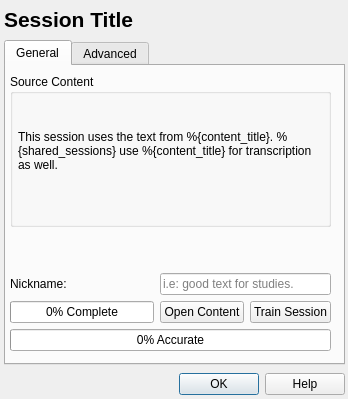
First picture: the form in res/ui/session-information-dialog.ui, repository smartboyhw/speechcontrol, before the edit.
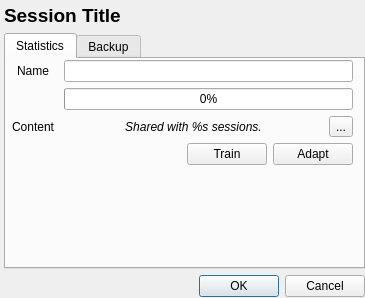
Second picture: the form after the edit. The open tabs and pages were chosen to show the change. Icons and pictures are not drawn.

Commit message: Redesigned the Session information dialog.

Diff of the .ui file:
```diff
--- a/res/ui/session-information-dialog.ui
+++ b/res/ui/session-information-dialog.ui
@@ -6,8 +6,8 @@
    <rect>
     <x>0</x>
     <y>0</y>
-    <width>348</width>
-    <height>399</height>
+    <width>365</width>
+    <height>298</height>
    </rect>
   </property>
   <property name="windowTitle">
@@ -17,35 +17,31 @@
    <iconset resource="../res.qrc">
     <normaloff>:/logo/sc</normaloff>:/logo/sc</iconset>
   </property>
-  <widget class="QWidget" name="verticalLayoutWidget">
+  <widget class="QWidget" name="gridLayoutWidget">
    <property name="geometry">
     <rect>
      <x>4</x>
      <y>4</y>
-     <width>341</width>
-     <height>393</height>
+     <width>361</width>
+     <height>293</height>
     </rect>
    </property>
-   <layout class="QVBoxLayout" name="verticalLayout">
-    <item>
+   <layout class="QGridLayout" name="gridLayout">
+    <item row="0" column="0">
      <widget class="QLabel" name="lblTitle">
-      <property name="minimumSize">
-       <size>
-        <width>300</width>
-        <height>30</height>
-       </size>
-      </property>
       <property name="maximumSize">
        <size>
         <width>16777215</width>
-        <height>30</height>
+        <height>40</height>
        </size>
       </property>
       <property name="font">
        <font>
-        <pointsize>16</pointsize>
+        <pointsize>14</pointsize>
         <weight>75</weight>
         <bold>true</bold>
+        <stylestrategy>PreferAntialias</stylestrategy>
+        <kerning>true</kerning>
        </font>
       </property>
       <property name="text">
@@ -53,79 +49,43 @@
       </property>
      </widget>
     </item>
-    <item>
+    <item row="1" column="0">
      <widget class="QTabWidget" name="tabWidget">
+      <property name="tabPosition">
+       <enum>QTabWidget::North</enum>
+      </property>
       <property name="currentIndex">
        <number>1</number>
       </property>
-      <property name="documentMode">
+      <property name="usesScrollButtons">
        <bool>false</bool>
       </property>
       <widget class="QWidget" name="tabGeneral">
        <attribute name="title">
-        <string>General</string>
+        <string>Statistics</string>
        </attribute>
-       <widget class="QWidget" name="gridLayoutWidget">
+       <widget class="QWidget" name="gridLayoutWidget_2">
         <property name="geometry">
          <rect>
-          <x>4</x>
-          <y>8</y>
-          <width>321</width>
-          <height>277</height>
+          <x>2</x>
+          <y>1</y>
+          <width>345</width>
+          <height>205</height>
          </rect>
         </property>
-        <layout class="QGridLayout" name="gridLayout">
-         <item row="0" column="0" colspan="2">
-          <widget class="QGroupBox" name="groupBox">
-           <property name="title">
-            <string>Source Content</string>
-           </property>
-           <property name="flat">
-            <bool>false</bool>
-           </property>
-           <widget class="QLabel" name="lblContentInfo">
-            <property name="geometry">
-             <rect>
-              <x>8</x>
-              <y>20</y>
-              <width>301</width>
-              <height>113</height>
-             </rect>
-            </property>
-            <property name="text">
-             <string>This session uses the text from %{content_title}. %{shared_sessions} use %{content_title} for transcription as well.</string>
-            </property>
-            <property name="wordWrap">
-             <bool>true</bool>
-            </property>
-           </widget>
-          </widget>
-         </item>
-         <item row="3" column="1">
-          <widget class="QLineEdit" name="lineEditNickname">
-           <property name="placeholderText">
-            <string>i.e: good text for studies.</string>
-           </property>
-          </widget>
-         </item>
-         <item row="3" column="0">
-          <widget class="QLabel" name="label_2">
+        <layout class="QGridLayout" name="gridLayout_2">
+         <item row="3" column="3">
+          <widget class="QToolButton" name="btnOpenContent">
            <property name="text">
-            <string>Nickname:</string>
-           </property>
-           <property name="buddy">
-            <cstring>lineEditNickname</cstring>
+            <string>...</string>
            </property>
           </widget>
          </item>
-         <item row="1" column="0" colspan="2">
-          <spacer name="verticalSpacer_2">
+         <item row="7" column="0" colspan="4">
+          <spacer name="verticalSpacer">
            <property name="orientation">
             <enum>Qt::Vertical</enum>
            </property>
-           <property name="sizeType">
-            <enum>QSizePolicy::Maximum</enum>
-           </property>
            <property name="sizeHint" stdset="0">
             <size>
              <width>20</width>
@@ -134,53 +94,133 @@
            </property>
           </spacer>
          </item>
-         <item row="6" column="0">
+         <item row="0" column="0">
+          <widget class="QLabel" name="label">
+           <property name="text">
+            <string>Name</string>
+           </property>
+           <property name="alignment">
+            <set>Qt::AlignCenter</set>
+           </property>
+          </widget>
+         </item>
+         <item row="3" column="0">
+          <widget class="QLabel" name="label_2">
+           <property name="text">
+            <string>Content</string>
+           </property>
+           <property name="alignment">
+            <set>Qt::AlignCenter</set>
+           </property>
+          </widget>
+         </item>
+         <item row="6" column="1" colspan="3">
+          <spacer name="horizontalSpacer_2">
+           <property name="orientation">
+            <enum>Qt::Horizontal</enum>
+           </property>
+           <property name="sizeType">
+            <enum>QSizePolicy::Maximum</enum>
+           </property>
+           <property name="sizeHint" stdset="0">
+            <size>
+             <width>270</width>
+             <height>20</height>
+            </size>
+           </property>
+          </spacer>
+         </item>
+         <item row="2" column="1" colspan="3">
           <widget class="QProgressBar" name="progressBarCompletion">
+           <property name="sizePolicy">
+            <sizepolicy hsizetype="MinimumExpanding" vsizetype="Preferred">
+             <horstretch>0</horstretch>
+             <verstretch>0</verstretch>
+            </sizepolicy>
+           </property>
            <property name="value">
             <number>0</number>
            </property>
-           <property name="textVisible">
-            <bool>true</bool>
+          </widget>
+         </item>
+         <item row="0" column="1" colspan="3">
+          <widget class="QLineEdit" name="lineEditNickname">
+           <property name="sizePolicy">
+            <sizepolicy hsizetype="MinimumExpanding" vsizetype="Preferred">
+             <horstretch>0</horstretch>
+             <verstretch>0</verstretch>
+            </sizepolicy>
            </property>
-           <property name="format">
-            <string>%p% Complete</string>
+          </widget>
+         </item>
+         <item row="6" column="0">
+          <spacer name="horizontalSpacer">
+           <property name="orientation">
+            <enum>Qt::Horizontal</enum>
            </property>
+           <property name="sizeType">
+            <enum>QSizePolicy::Maximum</enum>
+           </property>
+           <property name="sizeHint" stdset="0">
+            <size>
+             <width>25</width>
+             <height>10</height>
+            </size>
+           </property>
+          </spacer>
+         </item>
+         <item row="3" column="1" colspan="2">
+          <widget class="QLabel" name="lblContentInfo">
+           <property name="font">
+            <font>
+             <italic>true</italic>
+            </font>
+           </property>
+           <property name="text">
+            <string>Shared with %s sessions.</string>
+           </property>
+           <property name="alignment">
+            <set>Qt::AlignCenter</set>
+           </property>
           </widget>
          </item>
-         <item row="6" column="1">
+         <item row="4" column="2" rowspan="2" colspan="2">
           <layout class="QHBoxLayout" name="horizontalLayout">
-           <item>
-            <widget class="QPushButton" name="btnOpenContent">
-             <property name="text">
-              <string>Open Content</string>
-             </property>
-            </widget>
-           </item>
            <item>
             <widget class="QPushButton" name="btnTrainSession">
              <property name="text">
-              <string>Train Session</string>
+              <string>Train</string>
+             </property>
+            </widget>
+           </item>
+           <item>
+            <widget class="QPushButton" name="pushButton_3">
+             <property name="text">
+              <string>Adapt</string>
              </property>
             </widget>
            </item>
           </layout>
          </item>
-         <item row="7" column="0" colspan="2">
-          <widget class="QProgressBar" name="progressBarAccuracy">
-           <property name="value">
-            <number>0</number>
+         <item row="4" column="0" rowspan="2" colspan="2">
+          <spacer name="horizontalSpacer_5">
+           <property name="orientation">
+            <enum>Qt::Horizontal</enum>
            </property>
-           <property name="format">
-            <string>%p% Accurate</string>
+           <property name="sizeHint" stdset="0">
+            <size>
+             <width>40</width>
+             <height>20</height>
+            </size>
            </property>
-          </widget>
+          </spacer>
          </item>
         </layout>
        </widget>
       </widget>
       <widget class="QWidget" name="tabAdvanced">
        <attribute name="title">
-        <string>Advanced</string>
+        <string>Backup</string>
        </attribute>
        <widget class="QWidget" name="formLayoutWidget">
         <property name="geometry">
@@ -211,22 +251,10 @@
       </widget>
      </widget>
     </item>
-    <item>
+    <item row="2" column="0">
      <widget class="QDialogButtonBox" name="buttonBox">
-      <property name="sizePolicy">
-       <sizepolicy hsizetype="MinimumExpanding" vsizetype="MinimumExpanding">
-        <horstretch>0</horstretch>
-        <verstretch>0</verstretch>
-       </sizepolicy>
-      </property>
-      <property name="maximumSize">
-       <size>
-        <width>16777215</width>
-        <height>26</height>
-       </size>
-      </property>
       <property name="standardButtons">
-       <set>QDialogButtonBox::Help|QDialogButtonBox::Ok</set>
+       <set>QDialogButtonBox::Cancel|QDialogButtonBox::Ok</set>
       </property>
      </widget>
     </item>
```
Left out of the diff: 81 changed lines with no effect on the pictures. The commit also changes 1 other file.
